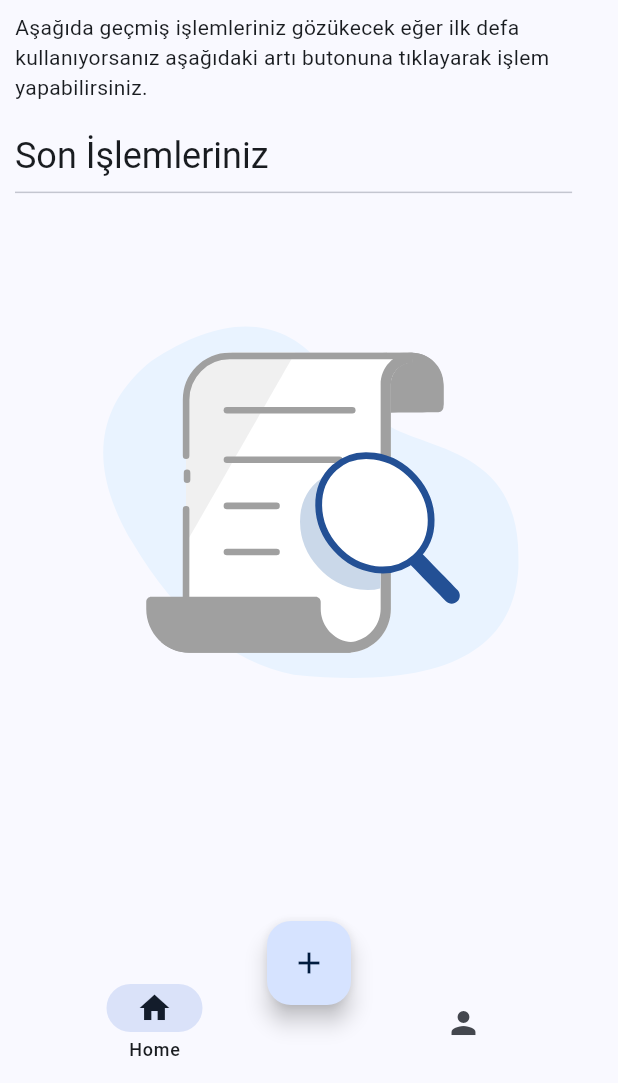
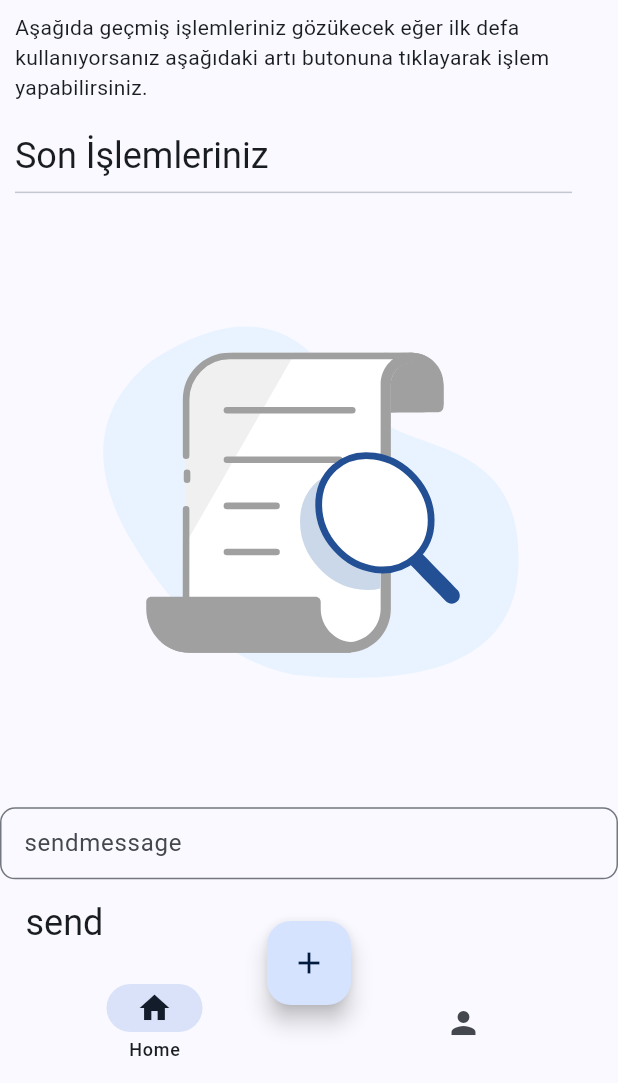
Before and after one commit to korkmazMert/meajor, a Flutter app: the screen it shows after launch, after a tap on "Atla", after a tap on the "arrow forward" icon, on a phone screen of 412 x 824 dp, the part 153-1236 px from its top. Run offline on Flutter 3.47's test engine with Material 3 defaults, Android fonts, the phone set to English and light mode, and no system bars; our stand-ins replace auto_route, bloc, connectivity_plus, cookie_jar, dio, dio_cookie_manager and 11 more; missing offline and left inert: curl_logger_dio_interceptor, grpc, protobuf; accounts and stored records are empty; network calls fail; statements that could not run were skipped.

Commit message:
add:  websocket manager

```diff
--- a/lib/app/view/home_view/home_view.dart
+++ b/lib/app/view/home_view/home_view.dart
@@ -1,14 +1,17 @@
 import 'package:alisatiyor/app/view/cubit/image_cubit/image_cubit.dart';
 import 'package:alisatiyor/app/view/home_view/home_view_mixin.dart';
 import 'package:alisatiyor/core/padding/page_padding.dart';
+import 'package:alisatiyor/core/widgets/common/custom_text_button.dart';
+import 'package:alisatiyor/core/widgets/form_field/custom_text_form_field.dart';
+import 'package:alisatiyor/services/websocket/websocket_manager.dart';
 import 'package:auto_route/auto_route.dart';
 import 'package:flutter/material.dart';
 import 'package:flutter_bloc/flutter_bloc.dart';
 
 @RoutePage()
 final class HomeView extends StatelessWidget with HomeViewMixin {
-  const HomeView({super.key});
-
+  HomeView({super.key});
+  final TextEditingController controller = TextEditingController();
   @override
   Widget build(BuildContext context) {
     return Scaffold(
@@ -36,6 +39,16 @@ final class HomeView extends StatelessWidget with HomeViewMixin {
                   padding: const PagePadding.allLow(),
                   child: homeViewBody(context, state),
                 ),
+                CustomTextFormField(
+                  labelText: 'sendmessage',
+                  controller: controller,
+                ),
+                CustomTextButton(
+                  label: 'send',
+                  onPressed: () {
+                    WebsocketManager.sendMessage(controller.text);
+                  },
+                )
               ],
             )),
           );
--- a/lib/main.dart
+++ b/lib/main.dart
@@ -3,6 +3,7 @@ import 'package:alisatiyor/app/view/cubit/general_cubit/general_cubit_cubit.dart
 import 'package:alisatiyor/app/view/cubit/image_cubit/image_cubit.dart';
 import 'package:alisatiyor/core/connection/connectivity_provider.dart';
 import 'package:alisatiyor/init/init.dart';
+import 'package:alisatiyor/services/websocket/websocket_manager.dart';
 import 'package:flutter/material.dart';
 import 'package:flutter/services.dart';
 import 'package:flutter_bloc/flutter_bloc.dart';
@@ -12,6 +13,7 @@ Future<void> main() async {
   //initialize app
   WidgetsFlutterBinding.ensureInitialized();
   await AppInitializer.initialize();
+  await WebsocketManager.initializeWebsocket();
 
   runApp(
     ChangeNotifierProvider(
--- a/lib/services/network/auth/auth_service.dart
+++ b/lib/services/network/auth/auth_service.dart
@@ -4,6 +4,7 @@ import 'dart:developer';
 
 import 'package:alisatiyor/models/account_info/account_info.dart';
 import 'package:alisatiyor/models/base_model/base_model.dart';
+import 'package:alisatiyor/models/get_control_id/get_control_id.dart';
 import 'package:alisatiyor/models/signin_response/signin_response.dart';
 import 'package:alisatiyor/services/network/network_manager.dart';
 import 'package:dio/dio.dart';
@@ -17,6 +18,17 @@ class AuthService {
   // Future<void> refreshToken(String refreshToken) async {
   //   return networkManager.refreshJwtToken(refreshToken);
   // }
+  Future<GetControlId> getControlId() async {
+    try {
+      final response = await dio.get(
+        'api/get_control_id/',
+      );
+      return GetControlId.fromJson(response.data);
+    } catch (e) {
+      log('error in get_control_id service: $e');
+      rethrow;
+    }
+  }
 
   Future<SigninResponse> signin(String email, String password) async {
     try {
--- /dev/null
+++ b/lib/services/websocket/websocket_manager.dart
@@ -0,0 +1,44 @@
+import 'dart:convert';
+import 'dart:developer';
+
+import 'package:alisatiyor/services/network/auth/auth_service.dart';
+import 'package:web_socket_channel/status.dart' as status;
+import 'package:web_socket_channel/web_socket_channel.dart';
+
+class WebsocketManager {
+  factory WebsocketManager() => _instance;
+  WebsocketManager._();
+  static late WebSocketChannel channel;
+  static final WebsocketManager _instance = WebsocketManager._();
+  static const String wsScheme = 'ws';
+  static Future<void> initializeWebsocket() async {
+    final authService = AuthService.instance;
+    final controlId = await authService.getControlId();
+    if (controlId.myActivationUser != null) {
+      try {
+        final wsUrl =
+            Uri.parse('ws://10.0.2.2:8000/ws/${controlId.myActivationUser}/');
+        channel = WebSocketChannel.connect(wsUrl);
+
+        await channel.ready;
+
+        channel.stream.listen((message) {
+          log('Received: $message');
+        });
+      } catch (e) {
+        log('error in websocket connection: $e');
+      }
+    }
+  }
+
+  static void sendMessage(String message) {
+    final jsonMessage = jsonEncode({
+      'message': message,
+    });
+    channel.sink.add(jsonMessage);
+  }
+
+  static void closeConnection() {
+    channel.sink.close(status.goingAway);
+  }
+}
--- a/pubspec.yaml
+++ b/pubspec.yaml
@@ -55,6 +55,7 @@ dependencies:
   freezed: ^2.5.2
   freezed_annotation: ^2.4.1
   mockito: ^5.4.4
+  web_socket_channel: ^3.0.0
 
 
 
```
Also changed, not shown: lib/models/get_control_id/get_control_id.dart (added, +14 -0 lines), lib/app/routes/app_routes.gr.dart, lib/models/get_control_id/get_control_id.freezed.dart (added), lib/models/get_control_id/get_control_id.g.dart (added).
